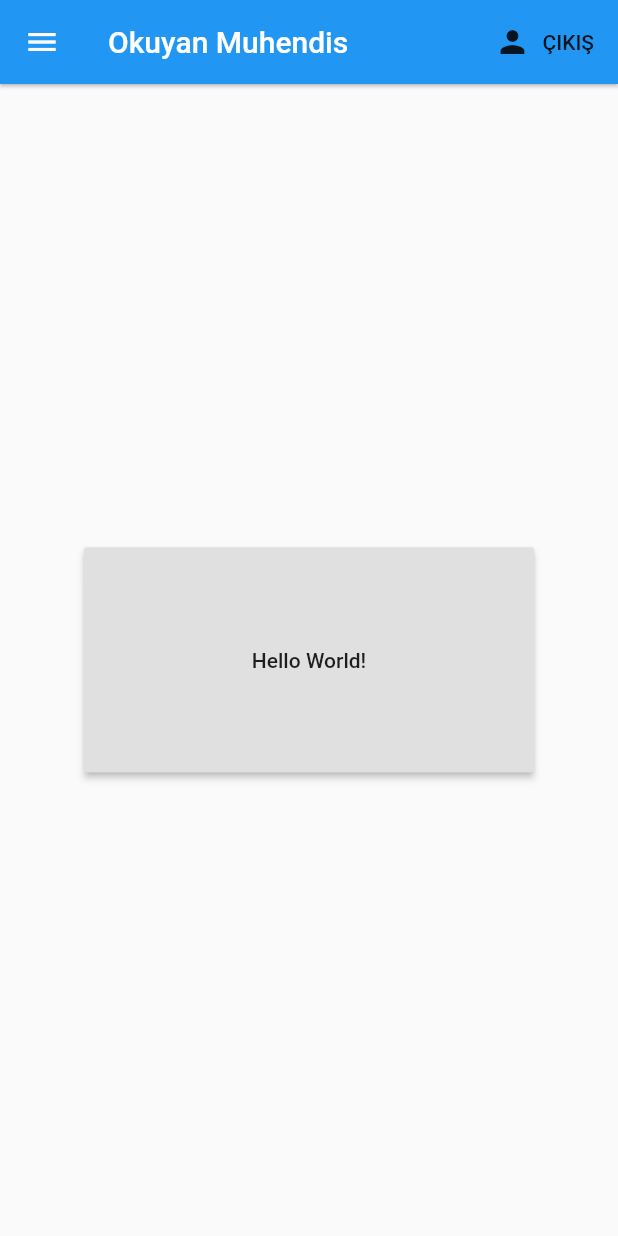
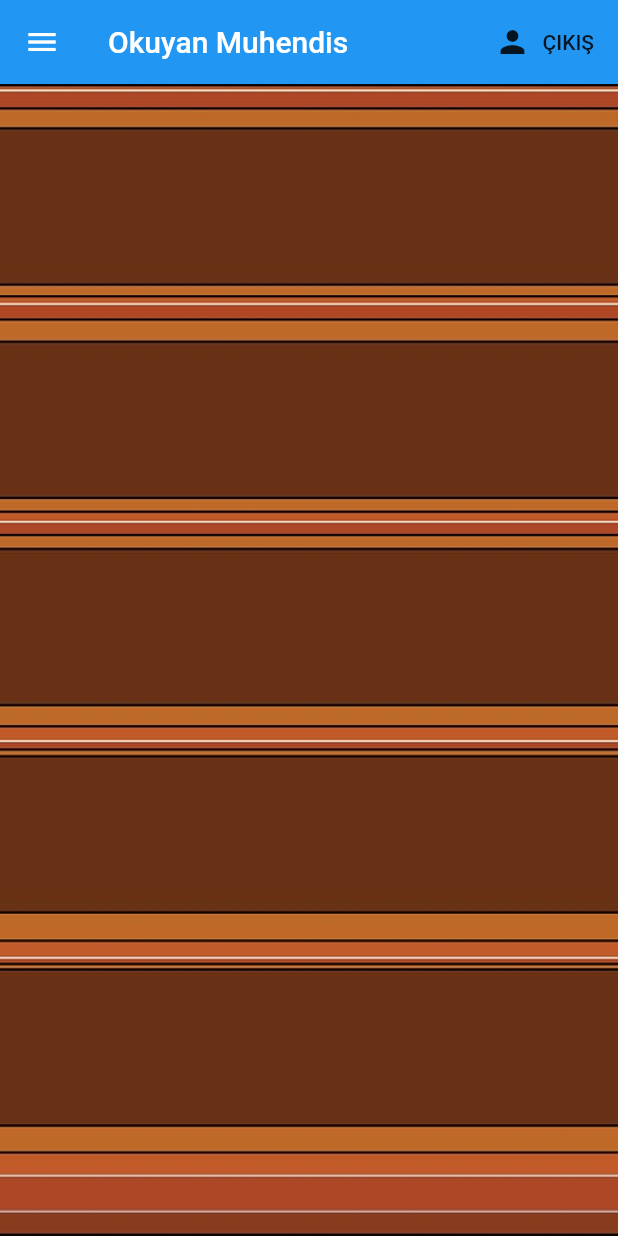
Before and after one commit to cagriustun/Okuyan-Muhendis-Flutter-Mobile-App, a Flutter app: the screen it shows once a user with an empty profile is signed in, on a phone screen of 412 x 824 dp. Run offline on Flutter 3.47's test engine with Material 2 defaults, Android fonts, the phone set to English and light mode, and no system bars; our stand-ins replace cloud_firestore, firebase_auth, flutter_spinkit; accounts and stored records are empty.

Commit message:
home screen design

```diff
--- a/lib/screens/home/home.dart
+++ b/lib/screens/home/home.dart
@@ -34,12 +34,23 @@ class MyHomePage extends StatelessWidget {
           )
         ],
       ),
+      /*
       body: Center(
           child: SizedBox(
         width: 300,
         height: 150,
         child: RaisedButton(onPressed: () {}, child: Text('Hello World!')),
       )),
+      */
+
+      body: Container(
+        decoration: BoxDecoration(
+          image: DecorationImage(
+            image: AssetImage('assets/images/bookcase.jpg'),
+            fit: BoxFit.cover,
+          ),
+        ),
+      ),
     );
   }
 }
--- a/pubspec.yaml
+++ b/pubspec.yaml
@@ -52,6 +52,7 @@ flutter:
   assets:
   - assets/images/fsm.jpg
   - assets/images/logofsm.png
+  - assets/images/bookcase.jpg
   #   - images/a_dot_ham.jpeg
 
   # An image asset can refer to one or more resolution-specific "variants", see
```
Also changed, not shown: assets/images/bookcase.jpg (added).
